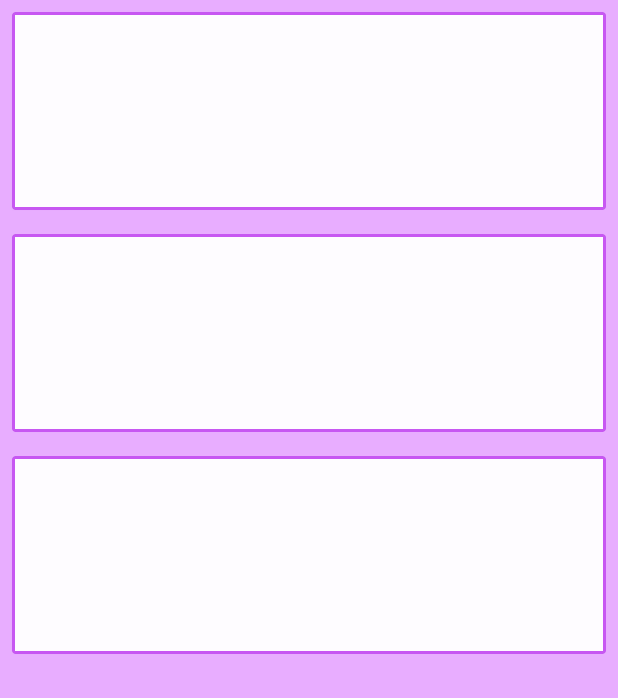
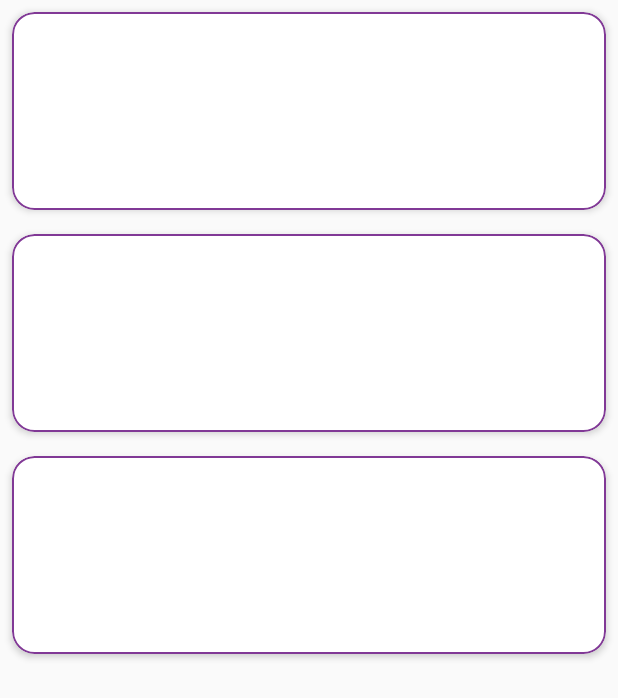
Before and after one commit to priscilatc/Homework, an Android app: the layout fragment_first.xml on its own in the app's theme, with its tools: preview values and no code run, on a phone screen of 412 x 824 dp. Shown: the top 698 px of the screen. Run offline under Robolectric (Android 15) with nearby library versions, the phone set to English and light mode, and no system bars.

Commit message:
Aplicando API-Jimin(Nuevos colores)

```diff
--- a/app/src/main/java/com/moviles/homework/utils/Adapter.kt
+++ b/app/src/main/java/com/moviles/homework/utils/Adapter.kt
@@ -3,13 +3,11 @@ package com.moviles.homework.utils
 import android.view.LayoutInflater
 import android.view.View
 import android.view.ViewGroup
-import android.widget.ImageView
-import android.widget.TextView
+import android.widget.*
 import androidx.recyclerview.widget.RecyclerView
 import com.moviles.homework.R
 import com.moviles.homework.model.Image
 import com.squareup.picasso.Picasso
-import kotlinx.android.synthetic.main.item_img.*
 import kotlinx.android.synthetic.main.item_img.view.*
 
 class Adapter () : RecyclerView.Adapter<Adapter.ViewHolder>() {
@@ -35,7 +33,7 @@ class Adapter () : RecyclerView.Adapter<Adapter.ViewHolder>() {
     override fun onBindViewHolder(holder: ViewHolder, position: Int) {
         val model= items[position]
         holder.descripcion.text="${model.descripcion}"
-        holder.color.text="${model.color}"
+        holder.color.text="|${model.color}"
 
         Picasso.get()
             .load(model.url)
@@ -46,5 +44,6 @@ class Adapter () : RecyclerView.Adapter<Adapter.ViewHolder>() {
       val imgImage: ImageView = view.iv_img
       val descripcion: TextView = view.tv_descripcion
       val color : TextView = view.tv_color
+
     }
 }
--- a/app/src/main/res/drawable/ic_album.xml
+++ b/app/src/main/res/drawable/ic_album.xml
@@ -1,4 +1,4 @@
-<vector android:height="24dp" android:tint="#AA00FF"
+<vector android:height="24dp" android:tint="@color/colorPrimaryDark"
     android:viewportHeight="24" android:viewportWidth="24"
     android:width="24dp" xmlns:android="http://schemas.android.com/apk/res/android">
     <path android:fillColor="@android:color/white" android:pathData="M18,2L6,2c-1.1,0 -2,0.9 -2,2v16c0,1.1 0.9,2 2,2h12c1.1,0 2,-0.9 2,-2L20,4c0,-1.1 -0.9,-2 -2,-2zM6,4h5v8l-2.5,-1.5L6,12L6,4zM6,19l3,-3.86 2.14,2.58 3,-3.86L18,19L6,19z"/>
--- a/app/src/main/res/layout/activity_main.xml
+++ b/app/src/main/res/layout/activity_main.xml
@@ -4,7 +4,6 @@
     xmlns:tools="http://schemas.android.com/tools"
     android:layout_width="match_parent"
     android:layout_height="match_parent"
-    android:background="@color/colorPrimary"
     tools:context=".ui.MainActivity"
     >
 
--- a/app/src/main/res/layout/content_main.xml
+++ b/app/src/main/res/layout/content_main.xml
@@ -11,7 +11,6 @@
         android:layout_width="0dp"
         android:layout_height="0dp"
         app:defaultNavHost="true"
-        android:background="@color/colorPrimary"
         app:layout_constraintBottom_toBottomOf="parent"
         app:layout_constraintLeft_toLeftOf="parent"
         app:layout_constraintRight_toRightOf="parent"
--- a/app/src/main/res/layout/fragment_first.xml
+++ b/app/src/main/res/layout/fragment_first.xml
@@ -3,7 +3,6 @@
     xmlns:app="http://schemas.android.com/apk/res-auto"
     xmlns:tools="http://schemas.android.com/tools"
     android:layout_width="match_parent"
-    android:background="@color/colorPrimary"
     android:layout_height="match_parent"
     tools:context=".ui.MainActivity">
 
--- a/app/src/main/res/layout/item_img.xml
+++ b/app/src/main/res/layout/item_img.xml
@@ -5,10 +5,10 @@
     android:focusable="true"
     android:clickable="true"
     android:layout_margin="8dp"
-    app:cardBackgroundColor="@color/card"
-    app:strokeColor="@color/colorAccent"
-    app:strokeWidth="2dp"
-    app:cardElevation="1dp"
+    app:cardCornerRadius="15dp"
+    app:strokeColor="@color/colorPrimaryDark"
+    app:strokeWidth="1dp"
+    app:cardElevation="3dp"
     xmlns:app="http://schemas.android.com/apk/res-auto">
 
     <androidx.constraintlayout.widget.ConstraintLayout
--- a/app/src/main/res/values/colors.xml
+++ b/app/src/main/res/values/colors.xml
@@ -1,8 +1,7 @@
 <?xml version="1.0" encoding="utf-8"?>
 <resources>
-    <color name="colorPrimary">#e8adff</color>
-    <color name="colorPrimaryDark">#aa00ff</color>
-    <color name="colorAccent">#c757f2</color>
-    <color name="card">#fefcff</color>
-    <color name="letras">#aa00ff</color>
+    <color name="colorPrimary">#e4bdf0</color>
+    <color name="colorPrimaryDark">#813996</color>
+    <color name="colorAccent">#c754e8</color>
+    <color name="letras">#080807</color>
 </resources>
```
